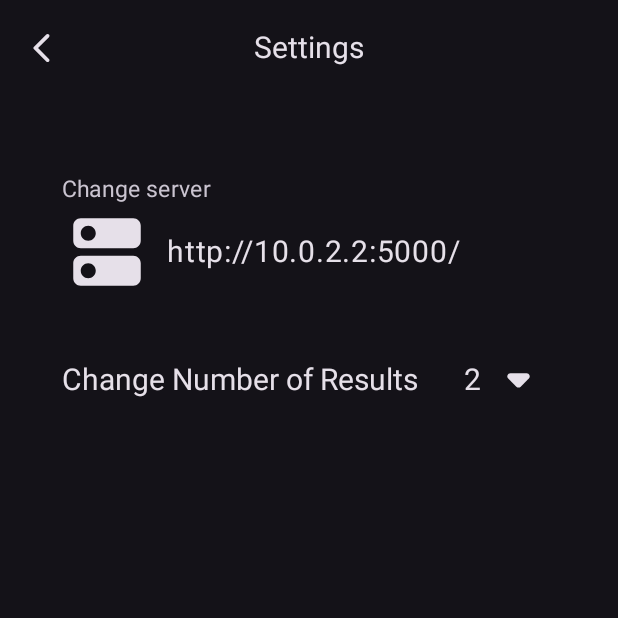
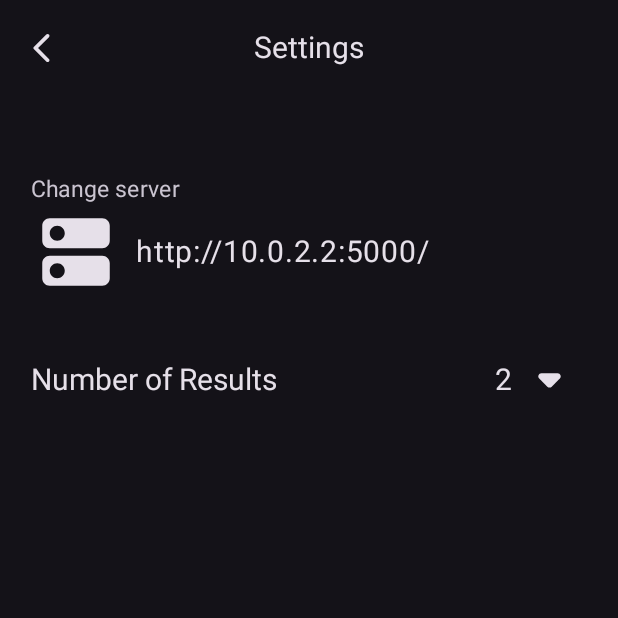
Before and after one commit to jakgrab/clothes-matcher-app, an Android app built with Jetpack Compose: the OptionsScreen screen opened through its navigation route, on a phone screen of 412 x 824 dp, the top half of it. Run offline under Robolectric (Android 15) with nearby library versions, the phone set to English and light mode, and no system bars; our stand-ins replace Dagger/Hilt's generated code, accompanist; 2 statements that could not run were skipped.

Commit message:
Change landing screen logo, fix UI for smaller devices.

```diff
--- a/app/src/main/java/com/example/clothesmatcher/navigation/ClothesNavigation.kt
+++ b/app/src/main/java/com/example/clothesmatcher/navigation/ClothesNavigation.kt
@@ -35,15 +35,10 @@ fun ClothesNavigation() {
         composable(
             route = ClothesScreens.LandingScreen.name,
             enterTransition = {
-                if (initialState.destination.hierarchy.any {
-                        it.route == ClothesScreens.SplashScreen.name
-                    }
-                ) {
                     slideIntoContainer(
                         AnimatedContentScope.SlideDirection.Left,
                         animationSpec = tween(700)
                     )
-                } else null
             },
             exitTransition = {
                 if (targetState.destination.hierarchy.any {
--- a/app/src/main/java/com/example/clothesmatcher/screens/landing/LandingScreen.kt
+++ b/app/src/main/java/com/example/clothesmatcher/screens/landing/LandingScreen.kt
@@ -55,11 +55,10 @@ fun LandingScreen(navController: NavHostController) {
         ) {
 
             Image(
-                painter = painterResource(id = R.drawable.design),
+                painter = painterResource(id = R.drawable.landing_screen_logo),
                 contentDescription = null,
                 modifier = Modifier
-                    .fillMaxWidth()
-                    .height(400.dp),
+                    .size(300.dp),
                 contentScale = ContentScale.Fit
             )
 
@@ -101,7 +100,7 @@ fun LandingScreen(navController: NavHostController) {
                     text = "Let's Go",
                     gradient = gradient,
                     backgroundColor = ButtonDefaults.buttonColors(backgroundColor = Color.Black),
-                    modifier = Modifier.size(width = 200.dp, height = 60.dp),
+                    modifier = Modifier.size(width = 250.dp, height = 80.dp),
                     icon = {
                         Icon(
                             imageVector = Icons.Rounded.ArrowForward,
--- a/app/src/main/java/com/example/clothesmatcher/screens/main/components/ShowAndSendPhoto.kt
+++ b/app/src/main/java/com/example/clothesmatcher/screens/main/components/ShowAndSendPhoto.kt
@@ -36,7 +36,7 @@ fun ShowAndSendPhoto(
 
     Surface(
         modifier = Modifier
-            .size(width = 330.dp, height = 440.dp)
+            .size(width = 270.dp, height = 360.dp)
             .background(MaterialTheme.colorScheme.background)
             .clip(shape = RoundedCornerShape(35.dp)),
     ) {
@@ -47,7 +47,7 @@ fun ShowAndSendPhoto(
         )
     }
 
-    Spacer(modifier = Modifier.height(100.dp))
+    Spacer(modifier = Modifier.height(60.dp))
 
     GradientButton(
         text = "Find Matches",
--- a/app/src/main/java/com/example/clothesmatcher/screens/main/components/TakePictureOrChooseExisting.kt
+++ b/app/src/main/java/com/example/clothesmatcher/screens/main/components/TakePictureOrChooseExisting.kt
@@ -50,7 +50,7 @@ fun TakePictureOrChooseExisting(
     GradientButton(
         text = "Select From Gallery",
         gradient = buttonGradient,
-        modifier = Modifier.size(width = 250.dp, height = 70.dp),
+        modifier = Modifier.size(width = 300.dp, height = 70.dp),
         onClick = {
             imagePicker.launch("image/*")
         }
@@ -61,7 +61,7 @@ fun TakePictureOrChooseExisting(
     GradientButton(
         text = "Take A Photo",
         gradient = buttonGradient,
-        modifier = Modifier.size(width = 200.dp, height = 70.dp),
+        modifier = Modifier.size(width = 300.dp, height = 70.dp),
         onClick = {
             val uri = PhotoFileProvider.getImageUri(context)
             imageUri.value = uri
--- a/app/src/main/java/com/example/clothesmatcher/screens/options/OptionsScreen.kt
+++ b/app/src/main/java/com/example/clothesmatcher/screens/options/OptionsScreen.kt
@@ -79,7 +79,7 @@ fun OptionsScreen(optionsViewModel: OptionsViewModel, navController: NavHostCont
             horizontalAlignment = Alignment.CenterHorizontally
         ) {
 
-            Column(modifier = Modifier.fillMaxWidth(0.8f)) {
+            Column(modifier = Modifier.fillMaxWidth(0.9f)) {
 
                 DisplayUrlOrTextField(
                     url = newUrlState.value,
--- a/app/src/main/java/com/example/clothesmatcher/screens/options/components/ChangeResultImagesNumber.kt
+++ b/app/src/main/java/com/example/clothesmatcher/screens/options/components/ChangeResultImagesNumber.kt
@@ -14,14 +14,12 @@ import androidx.compose.material.*
 import androidx.compose.material.icons.Icons
 import androidx.compose.material.icons.rounded.ArrowDropDown
 import androidx.compose.material.icons.rounded.ArrowDropUp
-import androidx.compose.runtime.*
+import androidx.compose.runtime.Composable
 import androidx.compose.ui.Alignment
 import androidx.compose.ui.Modifier
 import androidx.compose.ui.graphics.Color
-import androidx.compose.ui.tooling.preview.Preview
 import androidx.compose.ui.unit.dp
 import androidx.compose.ui.unit.sp
-import com.example.clothesmatcher.ui.theme.ClothesMatcherTheme
 
 @Composable
 fun ChangeResultImagesNumber(
@@ -38,7 +36,7 @@ fun ChangeResultImagesNumber(
         verticalAlignment = Alignment.CenterVertically
     ) {
         Text(
-            text = "Change Number of Results",
+            text = "Number of Results",
             fontSize = 20.sp,
             color = androidx.compose.material3.MaterialTheme.colorScheme.onBackground
         )
--- a/app/src/main/java/com/example/clothesmatcher/ui/theme/Theme.kt
+++ b/app/src/main/java/com/example/clothesmatcher/ui/theme/Theme.kt
@@ -52,11 +52,12 @@ fun ClothesMatcherTheme(
             color = Color(0xFF1C1B1E),
             darkIcons = false
         )
+        systemUiController.setNavigationBarColor(
+            color = Color(0xFF1C1B1E),
+            darkIcons = false)
     }
     MaterialTheme(
         colorScheme = DarkColors,
         content = content
     )
-
-
 }
```
Also changed, not shown: app/src/main/res/drawable/landing_screen_logo.png (added).
